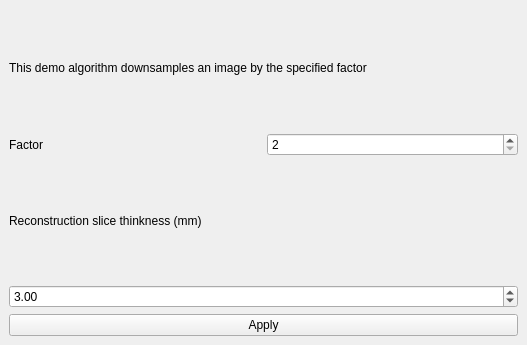
Old version of the form imfusion-plugin/lowdose-plugin/LowDoseSegmentationController.ui in the repository jmguerra444/liver-registration.
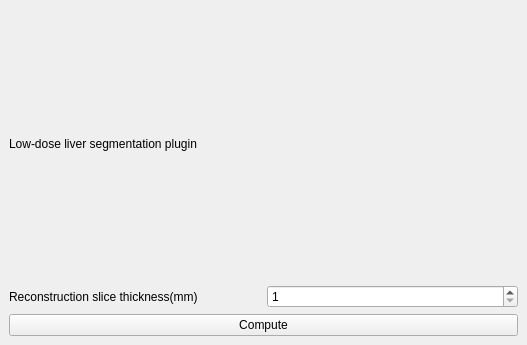
New version of the form.

Commit message: Adjust plugin sidebarwidget

What changed in the file:
```diff
--- a/imfusion-plugin/lowdose-plugin/LowDoseSegmentationController.ui
+++ b/imfusion-plugin/lowdose-plugin/LowDoseSegmentationController.ui
@@ -29,54 +29,40 @@
    <item row="1" column="1">
     <widget class="QSpinBox" name="spinBoxFactor">
      <property name="minimum">
-      <number>2</number>
+      <number>1</number>
      </property>
      <property name="maximum">
-      <number>4</number>
+      <number>10</number>
      </property>
      <property name="singleStep">
       <number>2</number>
      </property>
     </widget>
    </item>
-   <item row="4" column="0" colspan="2">
+   <item row="2" column="0" colspan="2">
     <widget class="QPushButton" name="pushButtonApply">
      <property name="text">
-      <string>Apply</string>
+      <string>Compute</string>
      </property>
     </widget>
    </item>
    <item row="1" column="0">
     <widget class="QLabel" name="label">
      <property name="text">
-      <string>Factor</string>
+      <string>Reconstruction slice thickness(mm)</string>
      </property>
     </widget>
    </item>
    <item row="0" column="0" colspan="2">
     <widget class="QLabel" name="label_2">
      <property name="text">
-      <string>This demo algorithm downsamples an image by the specified factor</string>
+      <string>Low-dose liver segmentation plugin</string>
      </property>
      <property name="wordWrap">
       <bool>true</bool>
      </property>
     </widget>
    </item>
-   <item row="2" column="0">
-    <widget class="QLabel" name="label_3">
-     <property name="text">
-      <string>Reconstruction slice thinkness (mm)</string>
-     </property>
-    </widget>
-   </item>
-   <item row="3" column="0" colspan="2">
-    <widget class="QDoubleSpinBox" name="defaultThiknessSpinbox">
-     <property name="value">
-      <double>3.000000000000000</double>
-     </property>
-    </widget>
-   </item>
   </layout>
  </widget>
  <resources/>
```
Left out of the diff: 4 changed lines with no effect on the pictures. The commit also changes 2 other files.
